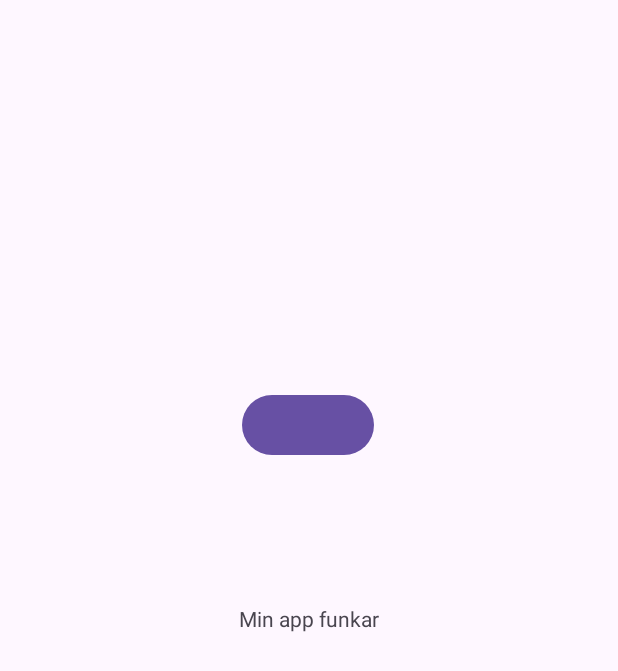
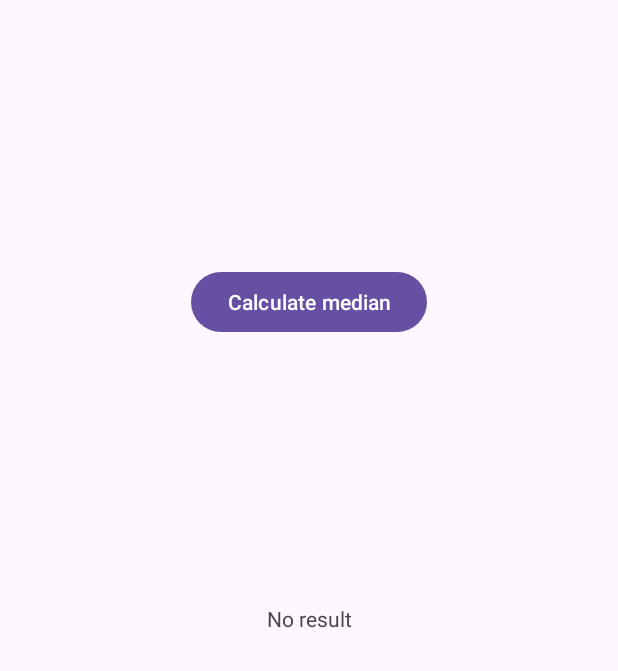
Before and after one commit to santaneh/androidrepo, an Android app: the screen it shows after launch (MainActivity), on a phone screen of 412 x 824 dp. Shown: the top 671 px of the screen. Run offline under Robolectric (Android 15) with nearby library versions, the phone set to English and light mode, and no system bars.

Commit message:
Code Challenge 2

```diff
--- a/app/src/main/java/fi/arcada/codechallenge/MainActivity.java
+++ b/app/src/main/java/fi/arcada/codechallenge/MainActivity.java
@@ -18,24 +18,22 @@ public class MainActivity extends AppCompatActivity {
         super.onCreate(savedInstanceState);
         setContentView(R.layout.activity_main);
 
-        TextView textfield = (TextView) findViewById(R.id.hello);
-        textfield.setText("Min app funkar");
-
         Button btncalc = (Button) findViewById(R.id.btn);
 
         btncalc.setOnClickListener(v -> btncalculate());
+    }
 
+    private void btncalculate(){
         ArrayList<Double> arraylistDouble = new ArrayList<>();
         arraylistDouble.add(1.0);
         arraylistDouble.add(2.0);
         arraylistDouble.add(3.0);
 
+       double median = statistic.calcMean(arraylistDouble);
+        String result = Double.toString(median);
+        TextView textfield = (TextView) findViewById(R.id.hello);
+        textfield.setText(result);
 
     }
 
-    private void btncalculate()
-    {
-        statistic.calcMean(arraylistDouble);
-    }
-
 }
--- a/app/src/main/res/layout/activity_main.xml
+++ b/app/src/main/res/layout/activity_main.xml
@@ -11,7 +11,7 @@
         android:id="@+id/hello"
         android:layout_width="wrap_content"
         android:layout_height="wrap_content"
-        android:text="hello"
+        android:text="No result"
         app:layout_constraintBottom_toBottomOf="parent"
         app:layout_constraintEnd_toEndOf="parent"
         app:layout_constraintStart_toStartOf="parent"
@@ -23,10 +23,11 @@
         android:layout_height="wrap_content"
         app:layout_constraintBottom_toBottomOf="parent"
         app:layout_constraintEnd_toEndOf="parent"
-        app:layout_constraintHorizontal_bias="0.498"
         app:layout_constraintStart_toStartOf="parent"
         app:layout_constraintTop_toTopOf="parent"
-        app:layout_constraintVertical_bias="0.334" />
+        android:text="Calculate median"
+        app:layout_constraintBottom_toTopOf="@+id/hello"
+    />
 
 
 </androidx.constraintlayout.widget.ConstraintLayout>
```
Also changed, not shown: app/src/main/java/fi/arcada/codechallenge/statistic.java (+11 -6 lines).
